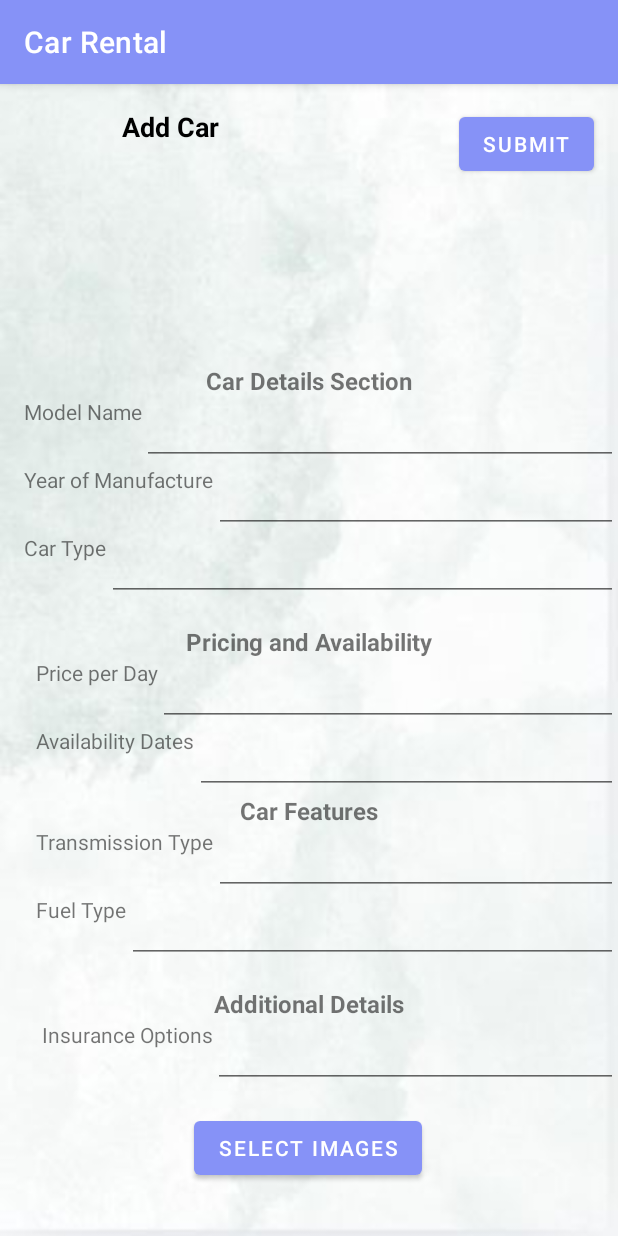
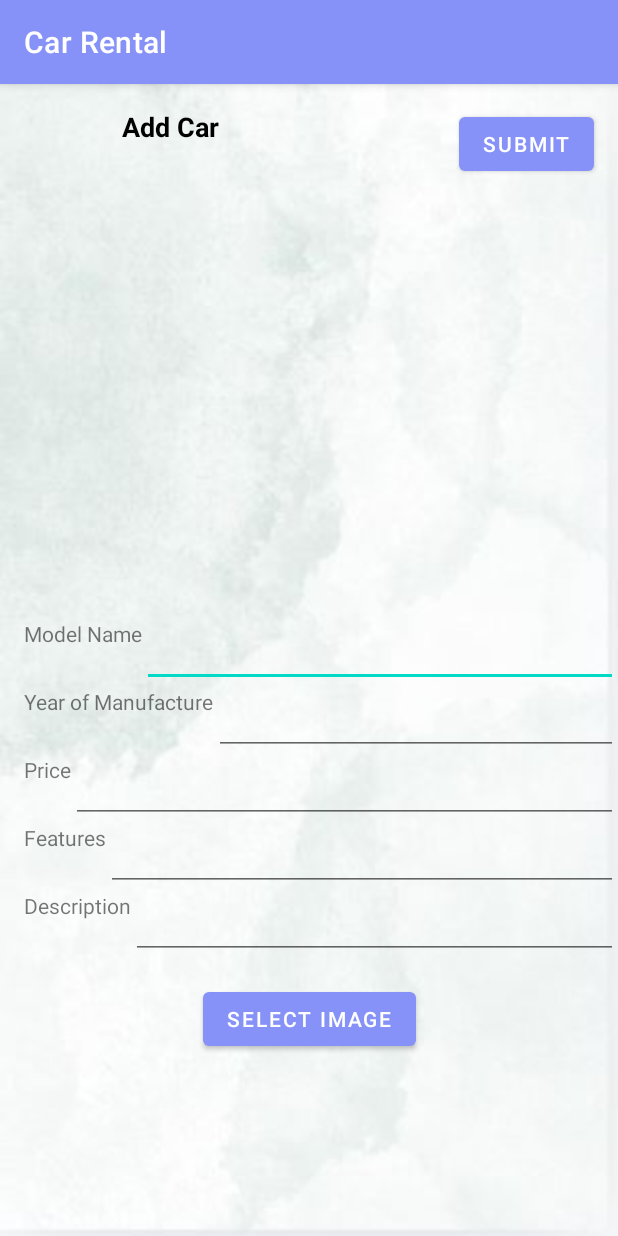
Before and after one commit to LouayTRC/locationApplication, an Android app: the AddCar screen opened directly, with no data from a screen before it, on a phone screen of 412 x 824 dp. Run offline under Robolectric (Android 15) with nearby library versions, the phone set to English and light mode, and no system bars.

Commit message:
jozeeph commited

```diff
--- a/app/src/main/java/services/CarService.java
+++ b/app/src/main/java/services/CarService.java
@@ -17,4 +17,7 @@ public interface CarService {
 
     @POST("api/car/verif/{id}") // The {id} is a path parameter
     Call<Boolean> verifyCarAvailability(@Path("id") String carId, @Body AvailabilityRequest request);
+
+    @POST("api/car")  // Endpoint for adding a new car
+    Call<Void> addCar(@Body Car car);
 }
--- a/app/src/main/res/layout/activity_add_car.xml
+++ b/app/src/main/res/layout/activity_add_car.xml
@@ -35,40 +35,19 @@
         app:layout_constraintEnd_toEndOf="parent"
         app:layout_constraintTop_toTopOf="parent" />
 
-    <androidx.viewpager2.widget.ViewPager2
-        android:id="@+id/viewPager"
+    <!-- Car Image -->
+    <ImageView
+        android:id="@+id/image_preview"
         android:layout_width="match_parent"
         android:layout_height="300dp"
-        app:layout_constraintTop_toBottomOf="@+id/add_car"
+        android:layout_marginTop="16dp"
+        android:contentDescription="@string/image_preview"
+        android:scaleType="centerCrop"
+        app:layout_constraintEnd_toEndOf="parent"
         app:layout_constraintStart_toStartOf="parent"
-        app:layout_constraintEnd_toEndOf="parent" />
-
-    <!-- Car Image -->
-    <ImageView
-        android:id="@+id/imageView"
-        android:layout_width="128dp"
-        android:layout_height="114dp"
-        android:layout_marginTop="16dp"
-        app:layout_constraintTop_toBottomOf="@+id/add_car"
-        app:layout_constraintStart_toStartOf="parent"
-        app:layout_constraintEnd_toEndOf="parent" />
-
-
-    <!-- Car Details Section -->
-    <TextView
-        android:id="@+id/car_details_section"
-        android:layout_width="wrap_content"
-        android:layout_height="wrap_content"
-        android:text="Car Details Section"
-        android:textStyle="bold"
-        android:textSize="16sp"
-        android:layout_marginTop="16dp"
-        app:layout_constraintTop_toBottomOf="@+id/imageView"
-        app:layout_constraintStart_toStartOf="parent"
-        app:layout_constraintEnd_toEndOf="parent" />
+        app:layout_constraintTop_toBottomOf="@+id/add_car" />
 
     <!-- Model Name -->
-
     <TextView
         android:id="@+id/model_name_label"
         android:layout_width="wrap_content"
@@ -76,18 +55,17 @@
         android:layout_marginStart="16dp"
         android:text="Model Name"
         app:layout_constraintStart_toStartOf="parent"
-        app:layout_constraintTop_toBottomOf="@+id/car_details_section" />
+        app:layout_constraintTop_toBottomOf="@+id/image_preview" />
 
     <EditText
         android:id="@+id/model_name_input"
         android:layout_width="0dp"
         android:layout_height="wrap_content"
         app:layout_constraintStart_toEndOf="@+id/model_name_label"
-        app:layout_constraintTop_toBottomOf="@+id/car_details_section"
+        app:layout_constraintTop_toBottomOf="@+id/image_preview"
         app:layout_constraintEnd_toEndOf="parent" />
 
     <!-- Year of Manufacture -->
-
     <TextView
         android:id="@+id/year_of_manufacture_label"
         android:layout_width="wrap_content"
@@ -105,169 +83,69 @@
         app:layout_constraintTop_toBottomOf="@+id/model_name_input"
         app:layout_constraintEnd_toEndOf="parent" />
 
-    <!-- Car Type -->
-
+    <!-- Price -->
     <TextView
-        android:id="@+id/car_type_label"
+        android:id="@+id/price_label"
         android:layout_width="wrap_content"
         android:layout_height="wrap_content"
         android:layout_marginStart="16dp"
-        android:text="Car Type"
+        android:text="Price"
         app:layout_constraintStart_toStartOf="parent"
         app:layout_constraintTop_toBottomOf="@+id/year_of_manufacture_input" />
 
     <EditText
-        android:id="@+id/car_type_input"
+        android:id="@+id/price_input"
         android:layout_width="0dp"
         android:layout_height="wrap_content"
-        app:layout_constraintStart_toEndOf="@+id/car_type_label"
+        app:layout_constraintStart_toEndOf="@+id/price_label"
         app:layout_constraintTop_toBottomOf="@+id/year_of_manufacture_input"
         app:layout_constraintEnd_toEndOf="parent" />
 
-    <!-- Pricing and Availability -->
+    <!-- Features -->
     <TextView
-        android:id="@+id/pricing_availability_label"
+        android:id="@+id/features_label"
         android:layout_width="wrap_content"
         android:layout_height="wrap_content"
-        android:text="Pricing and Availability"
-        android:textStyle="bold"
-        android:textSize="16sp"
-        android:layout_marginTop="16dp"
-        app:layout_constraintTop_toBottomOf="@+id/car_type_input"
+        android:layout_marginStart="16dp"
+        android:text="Features"
         app:layout_constraintStart_toStartOf="parent"
+        app:layout_constraintTop_toBottomOf="@+id/price_input" />
+
+    <EditText
+        android:id="@+id/features_input"
+        android:layout_width="0dp"
+        android:layout_height="wrap_content"
+        app:layout_constraintStart_toEndOf="@+id/features_label"
+        app:layout_constraintTop_toBottomOf="@+id/price_input"
         app:layout_constraintEnd_toEndOf="parent" />
 
-    <!-- Price per Day -->
-
+    <!-- Description -->
     <TextView
-        android:id="@+id/price_per_day_label"
+        android:id="@+id/description_label"
         android:layout_width="wrap_content"
         android:layout_height="wrap_content"
-        android:layout_marginStart="24dp"
-        android:text="Price per Day"
+        android:layout_marginStart="16dp"
+        android:text="Description"
         app:layout_constraintStart_toStartOf="parent"
-        app:layout_constraintTop_toBottomOf="@+id/pricing_availability_label" />
+        app:layout_constraintTop_toBottomOf="@+id/features_input" />
 
     <EditText
-        android:id="@+id/price_per_day_input"
+        android:id="@+id/description_input"
         android:layout_width="0dp"
         android:layout_height="wrap_content"
-        app:layout_constraintStart_toEndOf="@+id/price_per_day_label"
-        app:layout_constraintTop_toBottomOf="@+id/pricing_availability_label"
+        app:layout_constraintStart_toEndOf="@+id/description_label"
+        app:layout_constraintTop_toBottomOf="@+id/features_input"
         app:layout_constraintEnd_toEndOf="parent" />
 
-    <!-- Availability Dates -->
-
-    <TextView
-        android:id="@+id/availability_dates_label"
-        android:layout_width="wrap_content"
-        android:layout_height="wrap_content"
-        android:layout_marginStart="24dp"
-        android:text="Availability Dates"
-        app:layout_constraintStart_toStartOf="parent"
-        app:layout_constraintTop_toBottomOf="@+id/price_per_day_input" />
-
-    <EditText
-        android:id="@+id/availability_dates_input"
-        android:layout_width="0dp"
-        android:layout_height="wrap_content"
-        app:layout_constraintStart_toEndOf="@+id/availability_dates_label"
-        app:layout_constraintTop_toBottomOf="@+id/price_per_day_input"
-        app:layout_constraintEnd_toEndOf="parent" />
-
-    <!-- Car Features -->
-    <TextView
-        android:id="@+id/car_features_label"
-        android:layout_width="wrap_content"
-        android:layout_height="wrap_content"
-        android:text="Car Features"
-        android:textStyle="bold"
-        android:textSize="16sp"
-        app:layout_constraintTop_toBottomOf="@+id/availability_dates_input"
-        app:layout_constraintStart_toStartOf="parent"
-        app:layout_constraintEnd_toEndOf="parent" />
-
-    <!-- Transmission Type -->
-
-    <TextView
-        android:id="@+id/transmission_type_label"
-        android:layout_width="wrap_content"
-        android:layout_height="wrap_content"
-        android:layout_marginStart="24dp"
-        android:text="Transmission Type"
-        app:layout_constraintStart_toStartOf="parent"
-        app:layout_constraintTop_toBottomOf="@+id/car_features_label" />
-
-    <EditText
-        android:id="@+id/transmission_type_input"
-        android:layout_width="0dp"
-        android:layout_height="wrap_content"
-        app:layout_constraintStart_toEndOf="@+id/transmission_type_label"
-        app:layout_constraintTop_toBottomOf="@+id/car_features_label"
-        app:layout_constraintEnd_toEndOf="parent" />
-
-    <!-- Fuel Type -->
-
-    <TextView
-        android:id="@+id/fuel_type_label"
-        android:layout_width="wrap_content"
-        android:layout_height="wrap_content"
-        android:layout_marginStart="24dp"
-        android:text="Fuel Type"
-        app:layout_constraintStart_toStartOf="parent"
-        app:layout_constraintTop_toBottomOf="@+id/transmission_type_input" />
-
-    <EditText
-        android:id="@+id/fuel_type_input"
-        android:layout_width="0dp"
-        android:layout_height="wrap_content"
-        app:layout_constraintStart_toEndOf="@+id/fuel_type_label"
-        app:layout_constraintTop_toBottomOf="@+id/transmission_type_input"
-        app:layout_constraintEnd_toEndOf="parent" />
-
-    <!-- Additional Details -->
-    <TextView
-        android:id="@+id/additional_details_label"
-        android:layout_width="wrap_content"
-        android:layout_height="wrap_content"
-        android:text="Additional Details"
-        android:textStyle="bold"
-        android:textSize="16sp"
-        android:layout_marginTop="16dp"
-        app:layout_constraintTop_toBottomOf="@+id/fuel_type_input"
-        app:layout_constraintStart_toStartOf="parent"
-        app:layout_constraintEnd_toEndOf="parent" />
-
-    <!-- Insurance Options -->
-
-    <TextView
-        android:id="@+id/insurance_options_label"
-        android:layout_width="wrap_content"
-        android:layout_height="wrap_content"
-        android:layout_marginStart="28dp"
-        android:text="Insurance Options"
-        app:layout_constraintStart_toStartOf="parent"
-        app:layout_constraintTop_toBottomOf="@+id/additional_details_label" />
-
-    <EditText
-        android:id="@+id/insurance_options_input"
-        android:layout_width="0dp"
-        android:layout_height="wrap_content"
-        app:layout_constraintStart_toEndOf="@+id/insurance_options_label"
-        app:layout_constraintTop_toBottomOf="@+id/additional_details_label"
-        app:layout_constraintEnd_toEndOf="parent" />
-
-    <!-- Images of the Car -->
+    <!-- Select Images -->
     <Button
         android:id="@+id/button_select_image"
         android:layout_width="wrap_content"
         android:layout_height="wrap_content"
         android:layout_marginTop="16dp"
-        android:text="Select Images"
-        android:textColorLink="#423333"
+        android:text="Select Image"
         app:layout_constraintEnd_toEndOf="parent"
-        app:layout_constraintHorizontal_bias="0.497"
         app:layout_constraintStart_toStartOf="parent"
-        app:layout_constraintTop_toBottomOf="@+id/insurance_options_input" />
+        app:layout_constraintTop_toBottomOf="@+id/description_input" />
 
 </androidx.constraintlayout.widget.ConstraintLayout>
--- a/app/src/main/res/values/strings.xml
+++ b/app/src/main/res/values/strings.xml
@@ -62,5 +62,6 @@
 \nSeats 4
 \nBluetooth Audio
 \nSoft Top Roof</string>
+    <string name="image_preview">Preview of the selected image</string>
     <string name="car7Desc">Enjoy the open road with Car 7, a stylish convertible. Whether you re cruising along the coast or taking a scenic drive, this car adds a sense of freedom and excitement.</string>
 </resources>
```
Also changed, not shown: app/src/main/java/com/example/locationapp/AddCar.java (+166 -10 lines).
